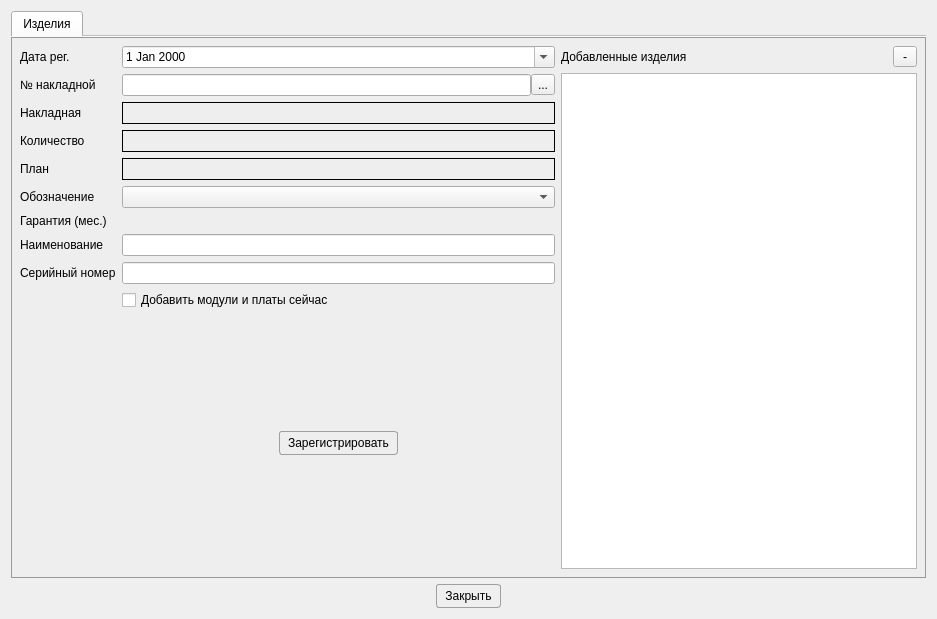
AlexeyScherbakov2021/Remont2, file Remont/createprodwindow.ui: the form before one commit.
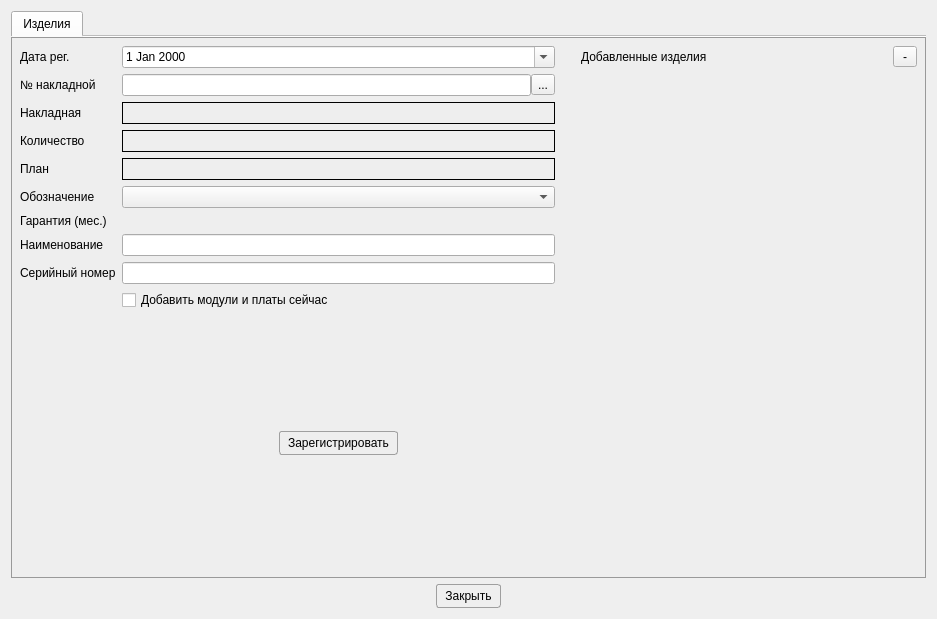
The form after the commit. Icons and pictures are not drawn. Custom widgets are drawn as their Qt base class.

Diff of the .ui file:
```diff
--- a/Remont/createprodwindow.ui
+++ b/Remont/createprodwindow.ui
@@ -356,6 +356,9 @@
          </item>
          <item>
           <layout class="QVBoxLayout" name="verticalLayout">
+           <property name="leftMargin">
+            <number>20</number>
+           </property>
            <item>
             <layout class="QHBoxLayout" name="horizontalLayout">
              <item>
@@ -385,15 +388,19 @@
             </layout>
            </item>
            <item>
-            <widget class="QTreeWidget" name="twProduct">
-             <attribute name="headerVisible">
-              <bool>false</bool>
-             </attribute>
-             <column>
-              <property name="text">
-               <string notr="true">1</string>
-              </property>
-             </column>
+            <widget class="TreeItemsForm" name="wTree" native="true">
+             <property name="sizePolicy">
+              <sizepolicy hsizetype="Preferred" vsizetype="Expanding">
+               <horstretch>0</horstretch>
+               <verstretch>0</verstretch>
+              </sizepolicy>
+             </property>
+             <property name="minimumSize">
+              <size>
+               <width>0</width>
+               <height>0</height>
+              </size>
+             </property>
             </widget>
            </item>
           </layout>
@@ -432,6 +439,14 @@
    </item>
   </layout>
  </widget>
+ <customwidgets>
+  <customwidget>
+   <class>TreeItemsForm</class>
+   <extends>QWidget</extends>
+   <header>treeitemsform.h</header>
+   <container>1</container>
+  </customwidget>
+ </customwidgets>
  <tabstops>
   <tabstop>cbProduct</tabstop>
   <tabstop>tbDeleteProduct</tabstop>
```
Left out of the diff: 281 changed lines with no effect on the pictures.
